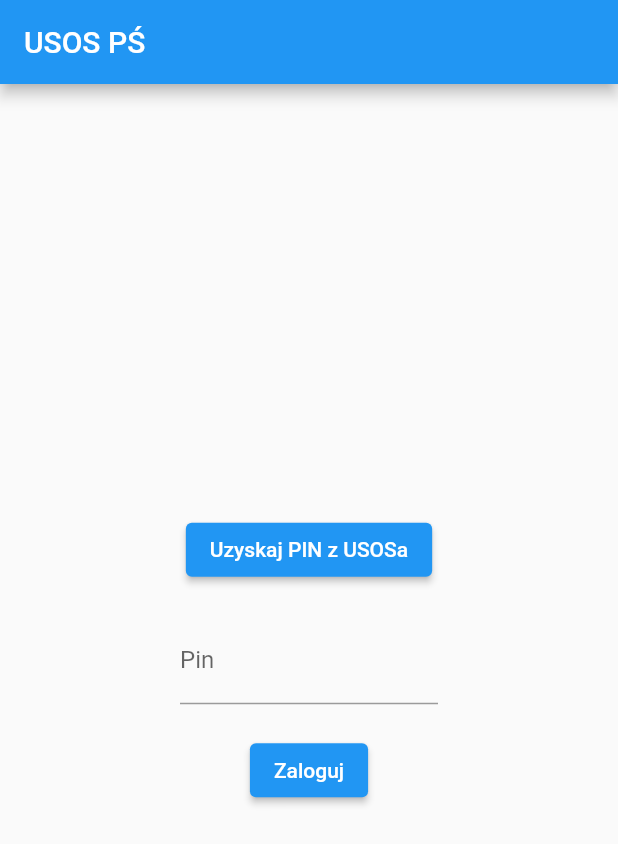
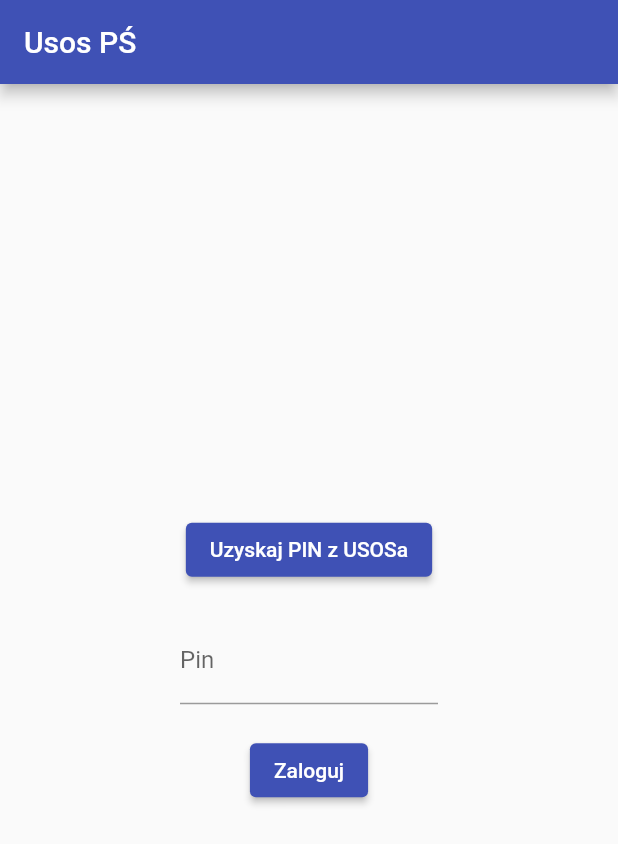
Before and after one commit to matpolsl/usos_mobile, a Flutter app: the screen it shows after launch, after a tap on "Zaloguj", on a phone screen of 412 x 824 dp. Shown: the top 844 px of the screen. Run offline on Flutter 3.47's test engine with Material 2 defaults, Android fonts, the light colour scheme and no system bars; our stand-ins replace flutter_secure_storage; missing offline and left inert: oauth1.

Commit message:
added save sessions

```diff
--- a/lib/main.dart
+++ b/lib/main.dart
@@ -4,6 +4,8 @@
 
 import 'package:usos/widgets/login.dart';
 import 'package:usos/widgets/user.dart';
+import 'package:flutter_secure_storage/flutter_secure_storage.dart';
+import 'usos.dart';
 
 void main() {
   runApp(MyApp());
@@ -15,11 +17,15 @@
   @override
   Widget build(BuildContext context) {
     return MaterialApp(
+      title: 'Usos PŚ',
+      theme: ThemeData(
+        primarySwatch: Colors.indigo,
+      ),
       home: Scaffold(
           appBar: AppBar(
-            title: Text('USOS PŚ'),
+            title: const Text("Usos PŚ"),
           ),
-          body: HomePage()),
+          body: const HomePage()),
     );
   }
 }
@@ -32,8 +38,34 @@
 }
 
 class _HomePageState extends State<HomePage> {
+  @override
+  void initState() {
+    super.initState();
+    load();
+  }
+
   var _status = true;
   late oauth1.Client _client;
+  // Read value
+  AndroidOptions _getAndroidOptions() => const AndroidOptions(
+        encryptedSharedPreferences: true,
+      );
+  final storage = const FlutterSecureStorage();
+  //final options = const IOSOptions(accessibility: IOSAccessibility.first_unlock);
+  Future load() async {
+    //await storage.write(key: "token", value: null);
+    String? _tokenStroage = await storage.read(key: "oauth_token");
+    String? _tokenSecretStroage = await storage.read(key: "oauth_token_secret");
+    print("Token:");
+    print(_tokenStroage);
+    if (_tokenStroage != null && _tokenSecretStroage != null) {
+      final credit = oauth1.Credentials(_tokenStroage, _tokenSecretStroage);
+      final client =
+          oauth1.Client(platform.signatureMethod, clientCredentials, credit);
+      _setStatus(false, client);
+    }
+  }
+
   _setStatus(status, client) {
     setState(() {
       _status = status;
@@ -44,7 +76,7 @@
   @override
   Widget build(BuildContext context) {
     return _status //todo read token
-        ? Login(_setStatus)
+        ? Login(_setStatus, storage)
         : User(_client);
   }
 }
--- a/lib/widgets/subject.dart
+++ b/lib/widgets/subject.dart
@@ -17,7 +17,7 @@
                 style: TextStyle(
                   fontWeight: FontWeight.bold,
                   fontSize: 20,
-                  color: Colors.purple,
+                  color: Theme.of(context).primaryColor,
                 ),
               ),
               Text(
@@ -25,7 +25,7 @@
                 style: TextStyle(
                   fontWeight: FontWeight.bold,
                   fontSize: 15,
-                  color: Colors.purple,
+                  color: Theme.of(context).primaryColor,
                 ),
               ),
             ],
@@ -36,7 +36,7 @@
           ),
           decoration: BoxDecoration(
             border: Border.all(
-              color: Colors.purple,
+              color: Theme.of(context).primaryColor,
               width: 2,
             ),
           ),
--- a/lib/widgets/user.dart
+++ b/lib/widgets/user.dart
@@ -77,7 +77,6 @@
             return const CircularProgressIndicator();
           },
         ),
-        //testy
         Grades(client, term),
       ],
     );
--- a/pubspec.yaml
+++ b/pubspec.yaml
@@ -33,6 +33,7 @@
   oauth1: ^2.0.0
   url_launcher: ^6.0.18
   http: ^0.13.4
+  flutter_secure_storage: ^5.0.2
 
 dev_dependencies:
   flutter_test:
```
Also changed, not shown: lib/widgets/Login.dart (+15 -5 lines), lib/widgets/grades.dart (+11 -2 lines), lib/widgets/mean_grades.dart (added, +73 -0 lines), pubspec.lock, 1 other file.
